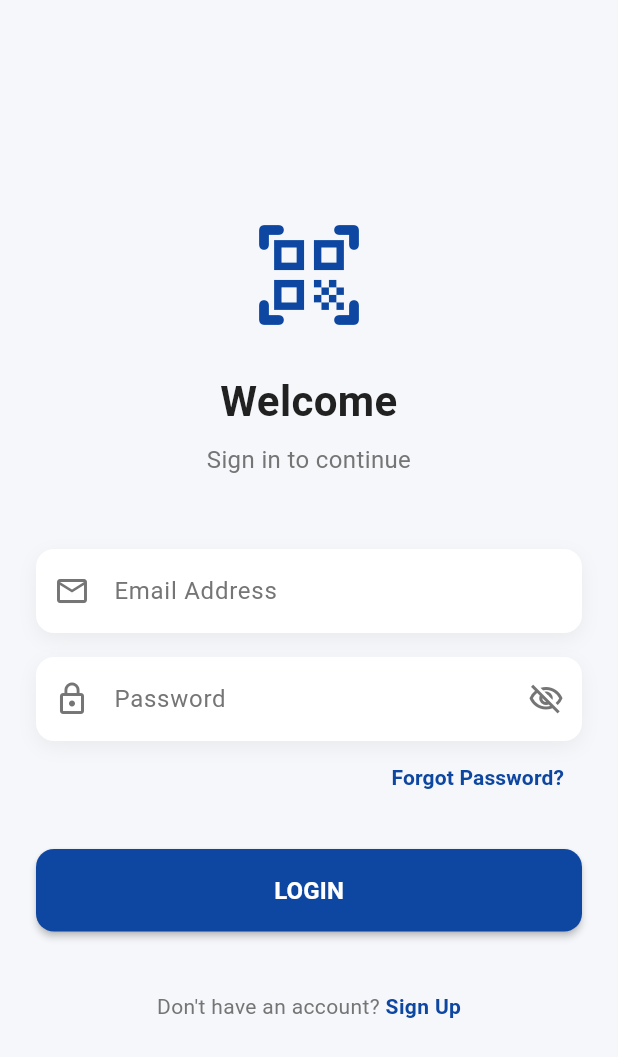
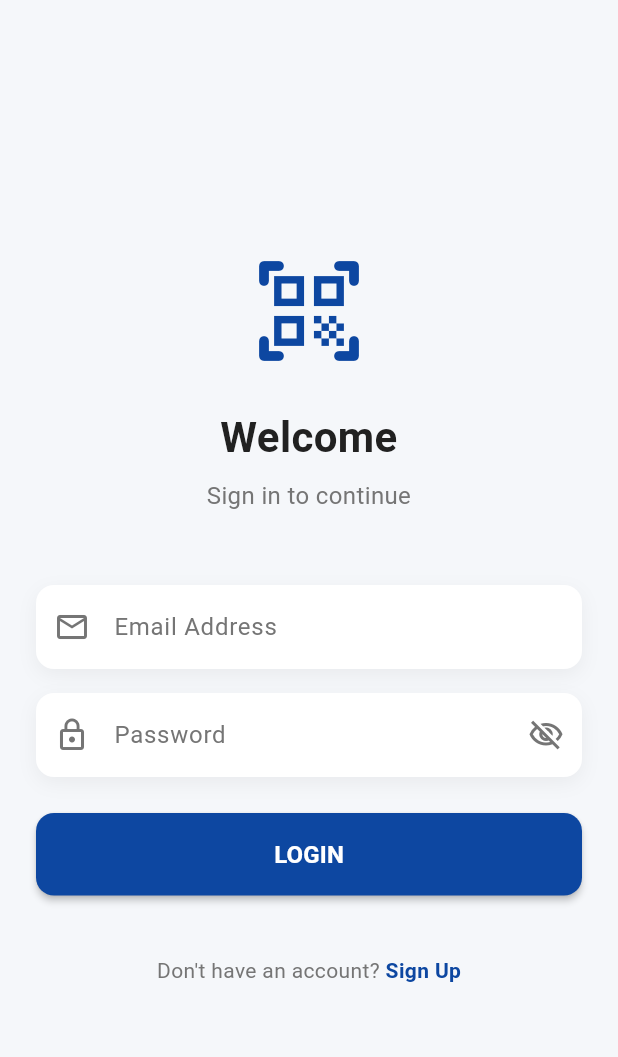
Before and after one commit to Basimbaqai/OmniDocs-Frontend, a Flutter app: the screen it shows after launch, on a phone screen of 412 x 824 dp. Shown: the top 1057 px of the screen. Run offline on Flutter 3.47's test engine with Material 3 defaults, Android fonts, the light colour scheme and no system bars.

Commit message:
Removed Forget Password.

```diff
--- a/lib/screens/login_screen.dart
+++ b/lib/screens/login_screen.dart
@@ -110,22 +110,6 @@ class _LoginScreenState extends State<LoginScreen> {
                 ),
               ),
 
-              // 4. Forgot Password Button
-              Align(
-                alignment: Alignment.centerRight,
-                child: TextButton(
-                  onPressed: () {
-                    debugPrint('Navigate to Forgot Password');
-                  },
-                  child: const Text(
-                    'Forgot Password?',
-                    style: TextStyle(
-                      fontWeight: FontWeight.w600,
-                      color: AppColors.primary,
-                    ),
-                  ),
-                ),
-              ),
               const SizedBox(height: 24),
 
               // 5. Login Button
```
